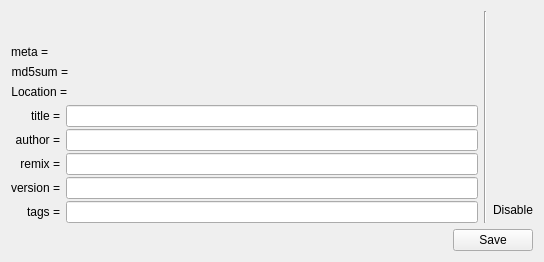
Before: the Qt Designer form ui-song-information.ui in mihow/bpmdj, drawn with Qt 5.
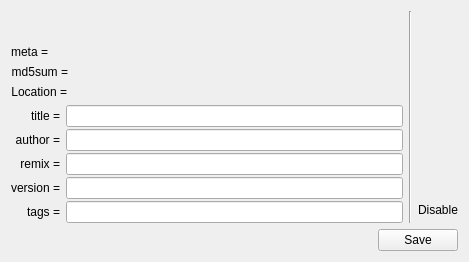
After: the same form once the commit is applied. Custom widgets are drawn as their Qt base class.

Diff of the .ui file:
```diff
--- a/ui-song-information.ui
+++ b/ui-song-information.ui
@@ -5,7 +5,7 @@
    <rect>
     <x>0</x>
     <y>0</y>
-    <width>544</width>
+    <width>469</width>
     <height>262</height>
    </rect>
   </property>
```
